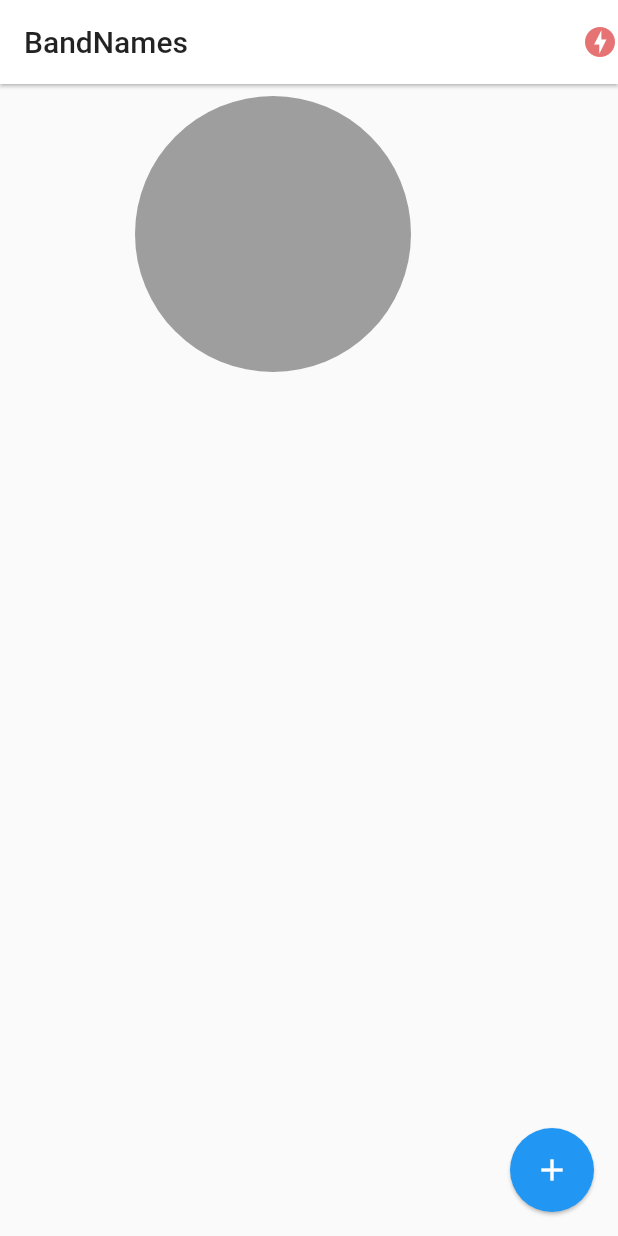
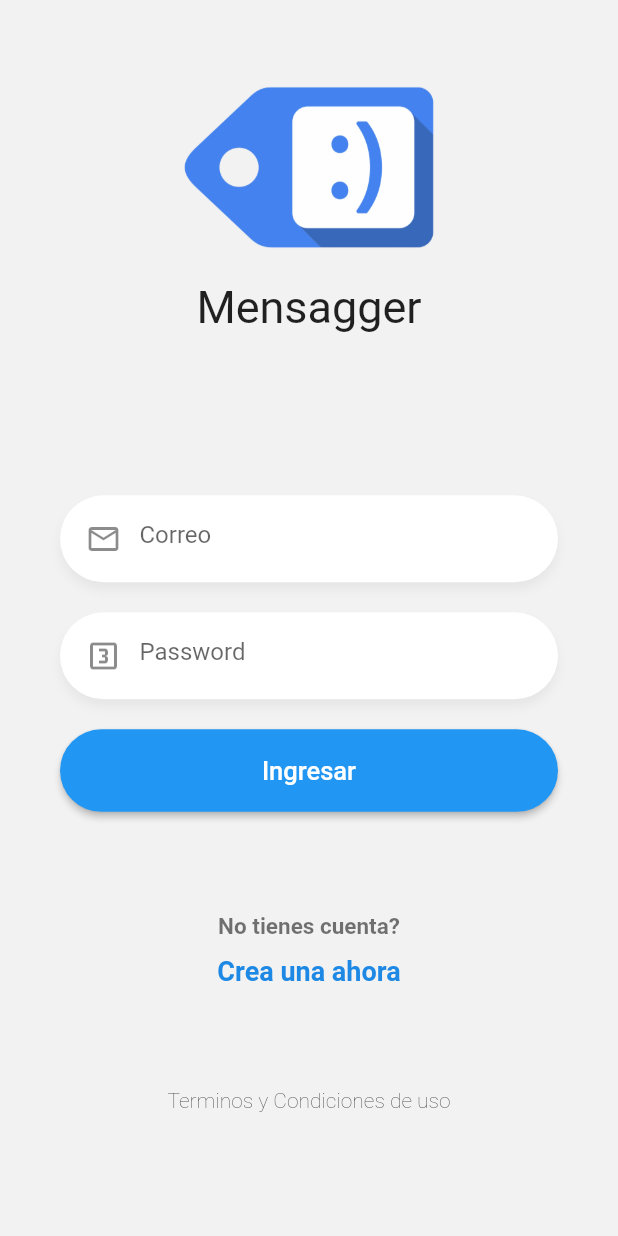
Before and after one commit to waltervasquez/flutter-realtime, a Flutter app: the screen it shows after launch, on a phone screen of 412 x 824 dp. Run offline on Flutter 3.47's test engine with Material 2 defaults, Android fonts, the phone set to English and light mode, and no system bars; drawn by our look-alikes of pie_chart; our stand-ins replace socket_io_client.

Commit message:
prueba diseño

```diff
--- a/lib/main.dart
+++ b/lib/main.dart
@@ -1,3 +1,4 @@
+import 'package:band_name/routes/route.dart';
 import 'package:band_name/services/socket_services.dart';
 import 'package:flutter/material.dart';
 import 'package:provider/provider.dart';
@@ -9,6 +10,20 @@ void main() {
   runApp(MyApp());
 }
 
+class MyApp extends StatelessWidget {
+  @override
+  Widget build(BuildContext context) {
+    return MaterialApp(
+      debugShowCheckedModeBanner: false,
+      title: "Chat App",
+      initialRoute: 'login',
+      routes: appRoutes,
+    );
+  }
+}
+
+
+/*
 class MyApp extends StatelessWidget {
   @override
   Widget build(BuildContext context) {
@@ -27,4 +42,4 @@ class MyApp extends StatelessWidget {
         ),
     );
   }
-}
+}*/
--- /dev/null
+++ b/lib/pages/chat_page.dart
@@ -0,0 +1,12 @@
+import 'package:flutter/material.dart';
+
+class ChatPage extends StatelessWidget {
+  @override
+  Widget build(BuildContext context) {
+    return Scaffold(
+      body: Center(
+        child: Text("Chat"),
+      ),
+    );
+  }
+}
--- /dev/null
+++ b/lib/pages/loading_page.dart
@@ -0,0 +1,12 @@
+import 'package:flutter/material.dart';
+
+class LoadingPage extends StatelessWidget {
+  @override
+  Widget build(BuildContext context) {
+    return Scaffold(
+      body: Center(
+        child: Text("Loading"),
+      ),
+    );
+  }
+}
--- /dev/null
+++ b/lib/pages/login_page.dart
@@ -0,0 +1,110 @@
+import 'package:band_name/widgets/boton_azul.dart';
+import 'package:band_name/widgets/custom_input.dart';
+import 'package:flutter/material.dart';
+
+class LoginPage extends StatelessWidget {
+  @override
+  Widget build(BuildContext context) {
+    return Scaffold(
+      backgroundColor: Color(0xffF2F2F2),
+      body: SafeArea(
+        child: SingleChildScrollView(
+          physics: BouncingScrollPhysics(),
+          child: Container(
+            height: MediaQuery.of(context).size.height  * 0.9,
+            child: Column(
+              mainAxisAlignment: MainAxisAlignment.spaceBetween,
+              children: [
+                _Logo(),
+                _Form(),
+                _Labels(),
+                Text('Terminos y Condiciones de uso', style: TextStyle(fontWeight: FontWeight.w200),)
+              ],
+            ),
+          ),
+        ),
+      ),
+    );
+  }
+}
+class _Logo extends StatelessWidget{
+  @override
+  Widget build(BuildContext context) {
+    return Center(
+      child: Container(
+        margin: EdgeInsets.only(top: 50),
+        width: 170,
+        child:  Column(
+          children: [
+            Image(image:  AssetImage('assets/tag-logo.png'),),
+            SizedBox(height: 20,),
+            Text('Mensagger',  style: TextStyle(fontSize: 30), )
+          ],
+        ),
+      ),
+    );
+  }
+}
+
+class _Form extends StatefulWidget {
+  @override
+  __FormState createState() => __FormState();
+}
+
+class __FormState extends State<_Form> {
+  final emailCtrl = TextEditingController();
+  final passCtrl = TextEditingController();
+
+  @override
+  Widget build(BuildContext context) {
+    return Container(
+      margin: EdgeInsets.only(top: 40),
+      padding: EdgeInsets.symmetric(horizontal: 40),
+      child: Column(
+        children: [
+          CustomInput(
+            icon: Icons.mail_outline,
+            placeholder: 'Correo',
+            keyboardType: TextInputType.emailAddress,
+            textEditingController: emailCtrl,
+            isPassword: false,
+          ),
+          CustomInput(
+            icon: Icons.looks_3_outlined,
+            placeholder: 'Password',
+            keyboardType: TextInputType.text,
+            textEditingController: passCtrl,
+            isPassword: true,
+          ),
+          BotonAzul(
+            Texto: 'Ingresar',
+            colors: Colors.blue,
+            onPress: () {
+              print(emailCtrl.text);
+            },
+          ),
+        ],
+      ),
+    );
+  }
+}
+
+class _Labels extends StatelessWidget {
+  @override
+  Widget build(BuildContext context) {
+    return Container(
+      child: Column(
+        children: [
+          Text('No tienes cuenta?', style: TextStyle(color: Colors.black54, fontSize: 15, fontWeight: FontWeight.w700),),
+          SizedBox(height: 10,),
+          GestureDetector(
+            child: Text('Crea una ahora', style: TextStyle(color: Colors.blue[600], fontSize: 18, fontWeight: FontWeight.bold), ),
+            onTap: () {
+              Navigator.pushReplacementNamed(context, 'register');
+            },
+          ),
+        ],
+      ),
+    );
+  }
+}
--- /dev/null
+++ b/lib/pages/register_page.dart
@@ -0,0 +1,12 @@
+import 'package:flutter/material.dart';
+
+class RegistroPage extends StatelessWidget {
+  @override
+  Widget build(BuildContext context) {
+    return Scaffold(
+      body: Center(
+        child: Text("Registro"),
+      ),
+    );
+  }
+}
--- /dev/null
+++ b/lib/pages/usuarios_page.dart
@@ -0,0 +1,12 @@
+import 'package:flutter/material.dart';
+
+class UsuariosPage extends StatelessWidget {
+  @override
+  Widget build(BuildContext context) {
+    return Scaffold(
+      body: Center(
+        child: Text("Usuario"),
+      ),
+    );
+  }
+}
--- /dev/null
+++ b/lib/routes/route.dart
@@ -0,0 +1,14 @@
+import 'package:band_name/pages/chat_page.dart';
+import 'package:band_name/pages/loading_page.dart';
+import 'package:band_name/pages/login_page.dart';
+import 'package:band_name/pages/register_page.dart';
+import 'package:band_name/pages/usuarios_page.dart';
+import 'package:flutter/cupertino.dart';
+
+final Map<String, Widget Function(BuildContext)> appRoutes = {
+  'usuario' : ( _ ) => UsuariosPage(),
+  'chat' : ( _ ) => ChatPage(),
+  'login' : ( _ ) => LoginPage(),
+  'register' : ( _ ) => RegistroPage(),
+  'loading' :  ( _ ) => LoadingPage(),
+};
--- /dev/null
+++ b/lib/widgets/boton_azul.dart
@@ -0,0 +1,31 @@
+import 'package:flutter/material.dart';
+
+class BotonAzul extends StatelessWidget {
+  final String Texto;
+  final Color colors;
+  final Function onPress;
+
+  const BotonAzul({   Key key,
+    @required this.Texto,
+    @required this.colors,
+    @required this.onPress
+  }) : super(key : key);
+
+  @override
+  Widget build(BuildContext context) {
+    return RaisedButton(
+            elevation: 2,
+            highlightElevation: 5,
+            color: this.colors,
+            shape: StadiumBorder(),
+            child: Container(
+              width: double.infinity,
+              height: 55,
+              child: Center(
+                child: Text(this.Texto, style: TextStyle(color: Colors.white, fontSize: 17,)),
+              ),
+            ),
+        onPressed: this.onPress
+    );
+  }
+}
--- /dev/null
+++ b/lib/widgets/custom_input.dart
@@ -0,0 +1,51 @@
+import 'package:flutter/material.dart';
+
+class CustomInput extends StatelessWidget {
+
+  final IconData icon;
+  final String placeholder;
+  final TextEditingController textEditingController;
+  final TextInputType keyboardType;
+  final bool isPassword;
+
+  const CustomInput({ Key key,
+    @required this.icon,
+    @required this.placeholder,
+    @required this.textEditingController,
+    @required this.keyboardType,
+    @required this.isPassword
+  }) : super(key : key) ;
+
+
+
+  @override
+  Widget build(BuildContext context) {
+    return Container(
+      padding: EdgeInsets.only(top: 5, left: 5, bottom: 5, right: 20),
+      margin: EdgeInsets.only(bottom: 20),
+      decoration: BoxDecoration(
+        color: Colors.white,
+        borderRadius: BorderRadius.circular(30),
+        boxShadow: [
+          BoxShadow(
+              color:  Colors.black.withOpacity(0.05),
+              offset: Offset(0,5),
+              blurRadius:5
+          ),
+        ],
+      ),
+      child: TextField(
+        controller: this.textEditingController,
+        autocorrect: false,
+        keyboardType: this.keyboardType,
+        obscureText: this.isPassword,
+        decoration: InputDecoration(
+            prefixIcon: Icon(this.icon),
+            focusedBorder: InputBorder.none,
+            border: InputBorder.none,
+            hintText: this.placeholder
+        ),
+      ),
+    );
+  }
+}
--- a/pubspec.yaml
+++ b/pubspec.yaml
@@ -48,8 +48,8 @@ flutter:
   uses-material-design: true
 
   # To add assets to your application, add an assets section, like this:
-  # assets:
-  #   - images/a_dot_burr.jpeg
+  assets:
+    - assets/
   #   - images/a_dot_ham.jpeg
 
   # An image asset can refer to one or more resolution-specific "variants", see
```
Also changed, not shown: assets/tag-logo.png (added).
